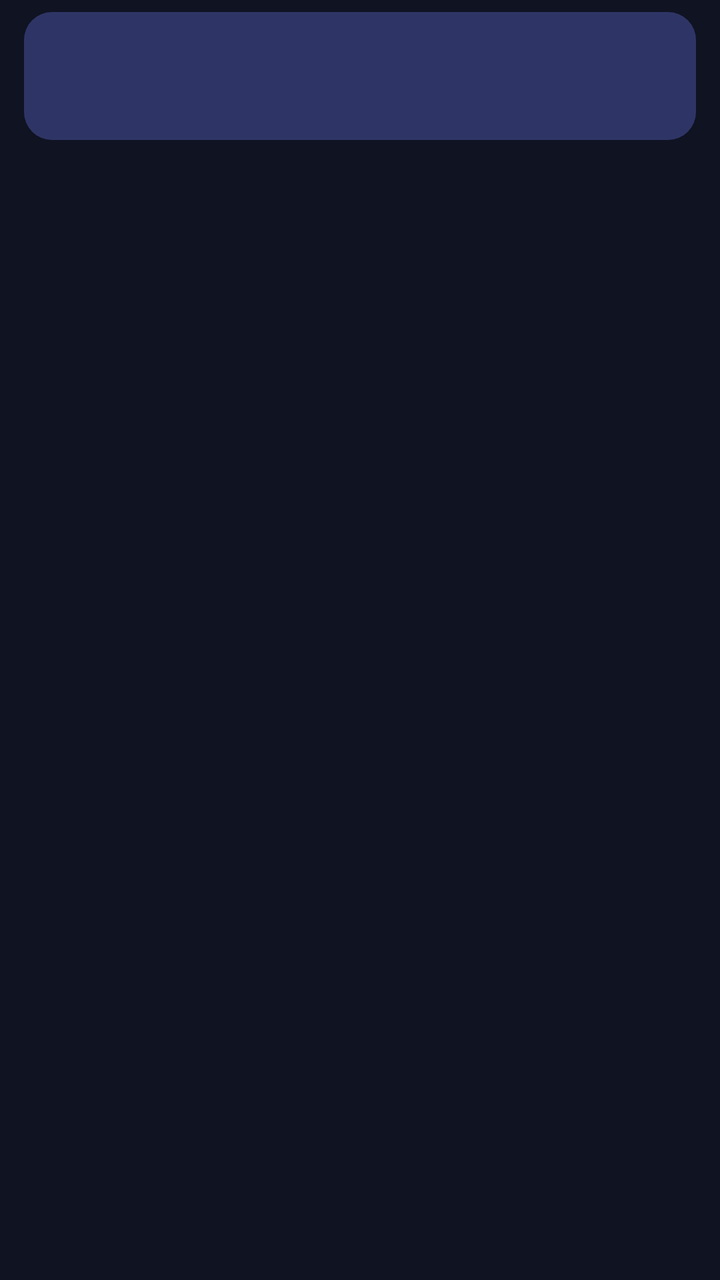
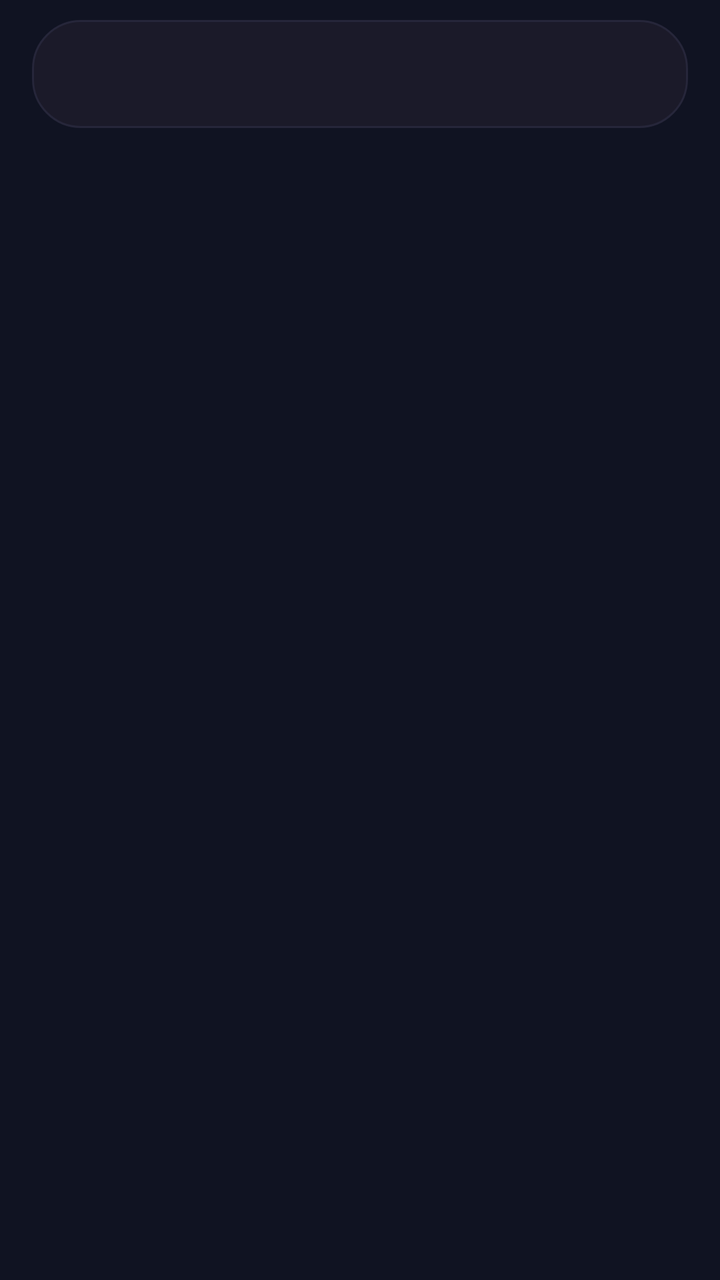

An Android layout rendered at two revisions. The XML below is the earlier revision; the diff shows what the commit changed to produce the second picture.
<!-- AndroidManifest.xml: application theme Theme.FDPDPlayer -->
<!-- res/layout/fragment_principal.xml -->
<?xml version="1.0" encoding="utf-8"?>
<LinearLayout xmlns:android="http://schemas.android.com/apk/res/android"
    xmlns:app="http://schemas.android.com/apk/res-auto"
    android:layout_width="match_parent"
    android:layout_height="match_parent"
    android:orientation="vertical"
    android:background="#101322">

    <com.google.android.material.tabs.TabLayout
        android:id="@+id/tabLayout"
        android:layout_width="match_parent"
        android:layout_height="wrap_content"
        android:layout_marginHorizontal="12dp"
        android:layout_marginTop="6dp"
        android:layout_marginBottom="6dp"
        android:background="@drawable/bg_segment_container"
        android:padding="8dp"
        app:tabIndicator="@null"
        app:tabRippleColor="@android:color/transparent"
        app:tabMode="scrollable"
        app:tabGravity="center"
        app:tabContentStart="0dp"/>


    <androidx.viewpager2.widget.ViewPager2
        android:id="@+id/viewPager"
        android:layout_width="match_parent"
        android:layout_height="0dp"
        android:layout_weight="1" />

</LinearLayout>
<!-- resources referenced by this layout -->
<resources>
  <!-- drawable bg_segment_container (drawable) -->
  <shape xmlns:android="http://schemas.android.com/apk/res/android">
      <solid android:color="#2E3566"/>
      <corners android:radius="14dp"/>
  </shape>
  <style name="Theme.FDPDPlayer" parent="Base.Theme.FDPDPlayer" />
  <style name="Base.Theme.FDPDPlayer" parent="Theme.Material3.DayNight.NoActionBar">
          
          
      </style>
</resources>

<!-- the commit's change to res/layout/fragment_principal.xml (unified diff, before → after) -->
@@ -3,24 +3,28 @@
     xmlns:app="http://schemas.android.com/apk/res-auto"
     android:layout_width="match_parent"
     android:layout_height="match_parent"
-    android:orientation="vertical"
-    android:background="#101322">
+    android:background="#101322"
+    android:orientation="vertical">
 
     <com.google.android.material.tabs.TabLayout
         android:id="@+id/tabLayout"
         android:layout_width="match_parent"
-        android:layout_height="wrap_content"
-        android:layout_marginHorizontal="12dp"
-        android:layout_marginTop="6dp"
-        android:layout_marginBottom="6dp"
+        android:layout_height="54dp"
+        android:layout_marginStart="16dp"
+        android:layout_marginTop="10dp"
+        android:layout_marginEnd="16dp"
+        android:layout_marginBottom="12dp"
         android:background="@drawable/bg_segment_container"
-        android:padding="8dp"
+        android:padding="5dp"
+        app:tabBackground="@android:color/transparent"
+        app:tabContentStart="0dp"
+        app:tabGravity="fill"
         app:tabIndicator="@null"
-        app:tabRippleColor="@android:color/transparent"
-        app:tabMode="scrollable"
-        app:tabGravity="center"
-        app:tabContentStart="0dp"/>
-
+        app:tabMinWidth="0dp"
+        app:tabMode="fixed"
+        app:tabPaddingEnd="0dp"
+        app:tabPaddingStart="0dp"
+        app:tabRippleColor="@android:color/transparent" />
 
     <androidx.viewpager2.widget.ViewPager2
         android:id="@+id/viewPager"
<!-- resource entries referenced after the edit -->
@@ -2,8 +2,13 @@
 <resources>
   <!-- drawable bg_segment_container (drawable) -->
   <shape xmlns:android="http://schemas.android.com/apk/res/android">
-      <solid android:color="#2E3566"/>
-      <corners android:radius="14dp"/>
+      <solid android:color="#1B1A29" />
+  
+      <stroke
+          android:width="1dp"
+          android:color="#26263A" />
+  
+      <corners android:radius="24dp" />
   </shape>
   <style name="Theme.FDPDPlayer" parent="Base.Theme.FDPDPlayer" />
   <style name="Base.Theme.FDPDPlayer" parent="Theme.Material3.DayNight.NoActionBar">
